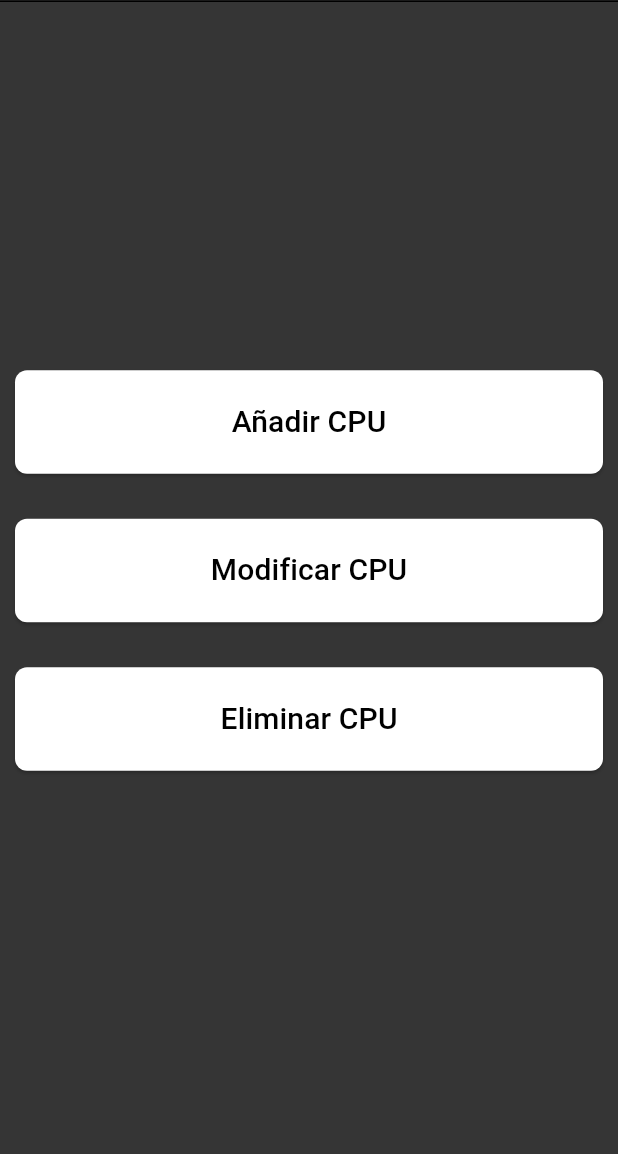
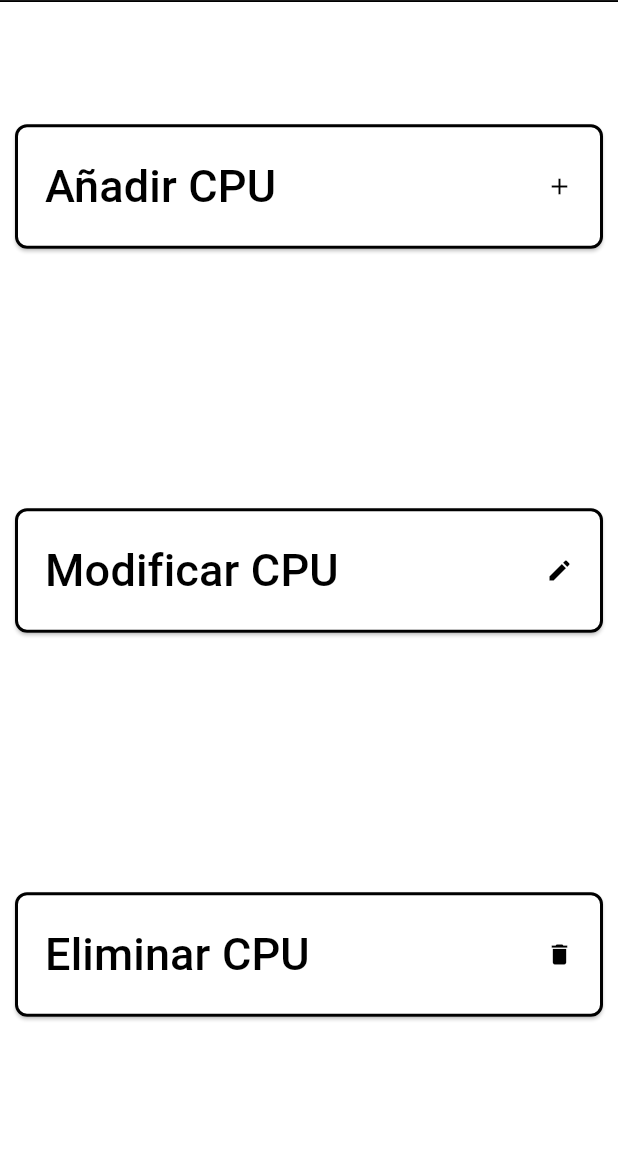
Before and after one commit to Vel935/cpuinfo-aplicaci-n, a Flutter app: the cpuCrudPage screen opened by its route, on a phone screen of 412 x 824 dp, the part 82-1236 px from its top. Run offline on Flutter 3.47's test engine with Material 3 defaults, Android fonts, the phone set to English and light mode, and no system bars; our stand-ins replace adaptive_theme, cloud_firestore, firebase_auth, firebase_core, google_sign_in; accounts and stored records are empty.

Commit message:
Finalizacion del Modo oscuro

```diff
--- a/lib/pages/cpuCrud/addCpuPage/addCpuPage.dart
+++ b/lib/pages/cpuCrud/addCpuPage/addCpuPage.dart
@@ -40,10 +40,12 @@ class _CreateCpuPageState extends State<CreateCpuPage> {
 
   @override
   Widget build(BuildContext context) {
+    final theme = Theme.of(context);
+    final isDarkMode = theme.brightness == Brightness.dark;
     return Scaffold(
       appBar: MyAppBar(),
       body: Container(
-        color: Colors.white,
+        color: isDarkMode ? Colors.grey[850] : Colors.white,
         child: SingleChildScrollView(
           child: Padding(
             padding:
--- a/lib/pages/cpuCrud/cpuCrudPage.dart
+++ b/lib/pages/cpuCrud/cpuCrudPage.dart
@@ -8,22 +8,25 @@ import 'package:provider/provider.dart';
 class cpuCrudPage extends StatelessWidget {
   @override
   Widget build(BuildContext context) {
+    final theme = Theme.of(context);
+    final isDarkMode = theme.brightness == Brightness.dark;
     return Scaffold(
       appBar: MyAppBar(),
       body: Container(
-        color: const Color(0xFF353535), // Add grey background color
+        color: isDarkMode ? Colors.grey[850] : Colors.white,
         child: Center(
           child: Column(
-            mainAxisAlignment: MainAxisAlignment.center,
+            mainAxisAlignment: MainAxisAlignment.spaceAround,
             children: [
               LargeButton(
+                icon: Icons.add,
                 text: 'Añadir CPU',
                 onPressed: () {
                   Navigator.pushNamed(context, "addCPU");
                 },
-              ),
-              SizedBox(height: 20), // Espacio entre botones
+              ), // Espacio entre botones
               LargeButton(
+                icon: Icons.edit,
                 text: 'Modificar CPU',
                 onPressed: () {
                   Provider.of<CpuComparatorProvider>(context, listen: false)
@@ -31,8 +34,8 @@ class cpuCrudPage extends StatelessWidget {
                   Navigator.pushNamed(context, 'viewAllProcessors');
                 },
               ),
-              SizedBox(height: 20), // Espacio entre botones
               LargeButton(
+                icon: Icons.delete,
                 text: 'Eliminar CPU',
                 onPressed: () {
                   Provider.of<CpuComparatorProvider>(context, listen: false)
@@ -52,15 +55,19 @@ class cpuCrudPage extends StatelessWidget {
 class LargeButton extends StatelessWidget {
   final String text;
   final VoidCallback onPressed;
+  final IconData icon;
 
   const LargeButton({
     Key? key,
     required this.text,
     required this.onPressed,
+    required this.icon,
   }) : super(key: key);
 
   @override
   Widget build(BuildContext context) {
+    final theme = Theme.of(context);
+    final isDarkMode = theme.brightness == Brightness.dark;
     return Padding(
       padding: const EdgeInsets.only(left: 10.0, right: 10.0, bottom: 10.0),
       child: Row(
@@ -71,13 +78,30 @@ class LargeButton extends StatelessWidget {
               style: ElevatedButton.styleFrom(
                 padding: const EdgeInsets.all(20.0),
                 shape: RoundedRectangleBorder(
+                  side: BorderSide(
+                    color: isDarkMode ? Colors.white : Colors.black,
+                    width: 2.0,
+                  ),
                   borderRadius: BorderRadius.circular(8.0),
                 ),
-                backgroundColor: Colors.white,
+                backgroundColor: isDarkMode ? Colors.grey[850] : Colors.white,
               ),
-              child: Text(
-                text,
-                style: const TextStyle(fontSize: 20.0, color: Colors.black),
+              child: Row(
+                mainAxisAlignment: MainAxisAlignment.spaceBetween,
+                children: [
+                  Text(
+                    text,
+                    style: TextStyle(
+                        fontSize: 30.0,
+                        color: isDarkMode ? Colors.white : Colors.black),
+                  ),
+                  icon != null
+                      ? Icon(
+                          icon,
+                          color: isDarkMode ? Colors.white : Colors.black,
+                        )
+                      : Container(),
+                ],
               ),
             ),
           ),
```
Also changed, not shown: lib/pages/comparator/ComparatorAddPage.dart (+58 -23 lines), lib/pages/cpuCrud/modifyCpu/modifyCpuPage.dart (+5 -2 lines), lib/pages/viewProcessor/ViewAllProcessorsPage.dart (+16 -8 lines).
